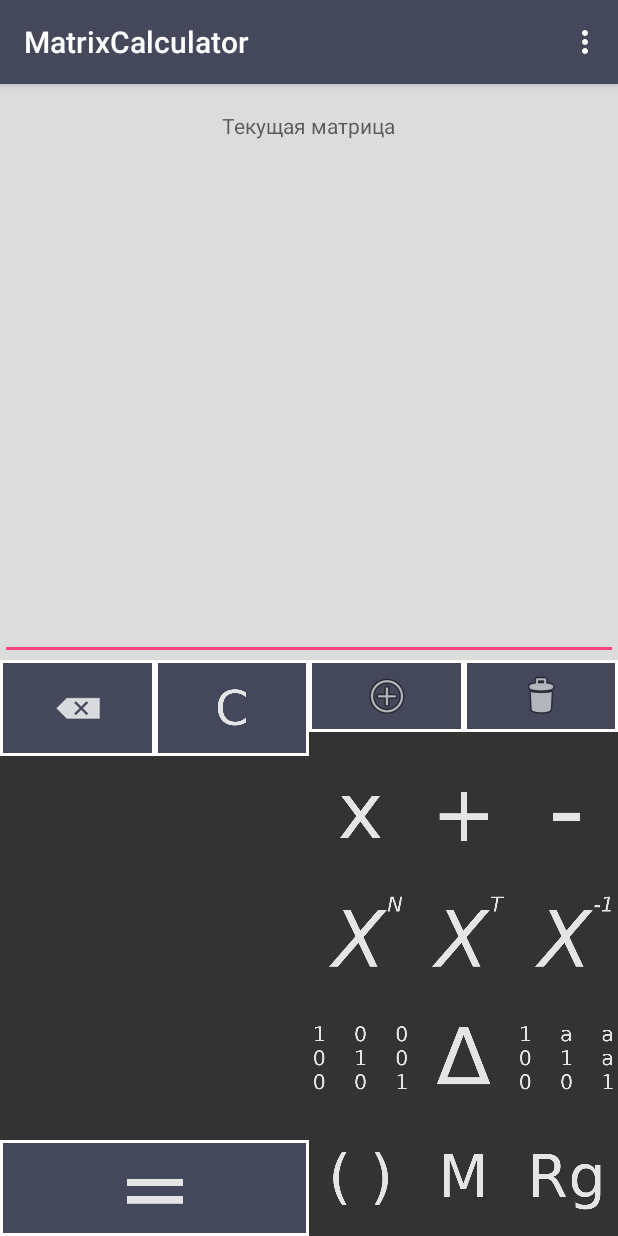
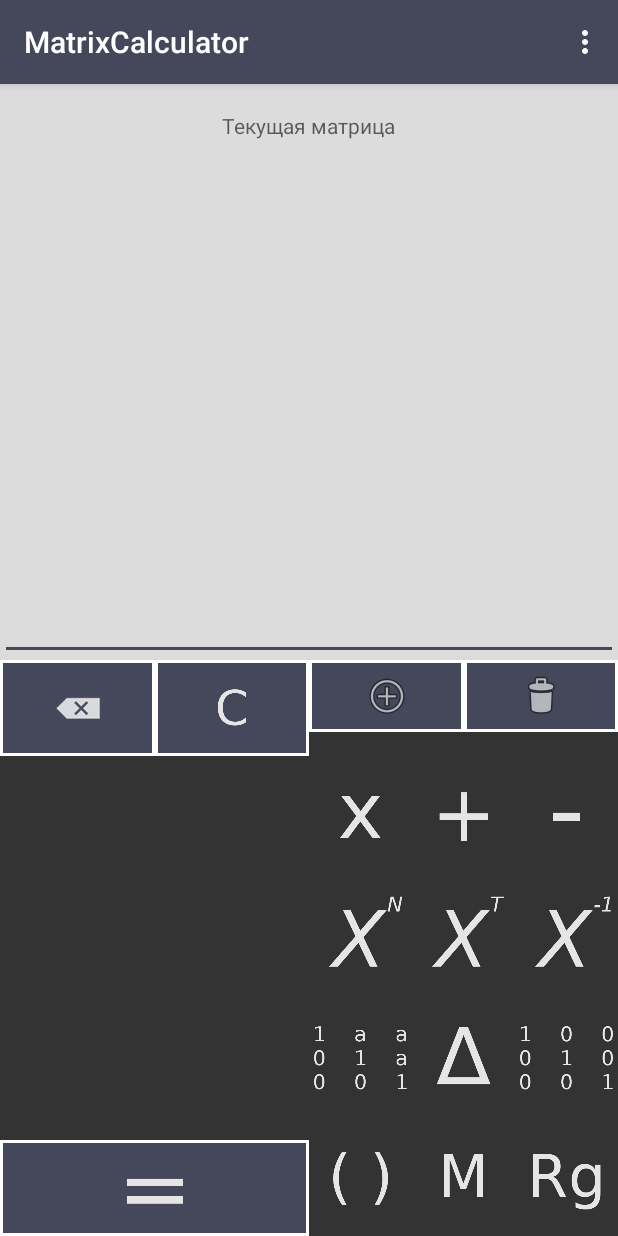
Before and after one commit to Alek-dr/MatrixCalculator, an Android app: the screen it shows after launch (WorkActivity), on a phone screen of 412 x 824 dp. Run offline under Robolectric (Android 15) with nearby library versions, the phone set to English and light mode, and no system bars.

Commit message:
All right

```diff
--- a/app/src/main/java/com/barmin/matrixcalculator/WorkActivity.java
+++ b/app/src/main/java/com/barmin/matrixcalculator/WorkActivity.java
@@ -81,7 +81,7 @@ public class WorkActivity extends AppCompatActivity {
             setContentView(R.layout.activity_work_port);
         else setContentView(R.layout.activity_work_land);
 
-        stepByStep = false;
+        stepByStep = true;
         flag = false;
         curMatr = (TextView) findViewById(R.id.current_matrix);
         workSpace = (EditText) findViewById(R.id.work_field);
--- a/app/src/main/res/layout/activity_work_port.xml
+++ b/app/src/main/res/layout/activity_work_port.xml
@@ -38,6 +38,7 @@
             android:ellipsize="end"
             android:scrollbarAlwaysDrawVerticalTrack="true"
             android:text=""
+            android:textColorLink="@color/colorPrimary"
             android:textSize="15sp"
             android:typeface="monospace" />
     </LinearLayout>
@@ -200,7 +201,7 @@
                         android:adjustViewBounds="true"
                         android:background="@drawable/oper_btn"
                         android:scaleType="centerInside"
-                        android:src="@drawable/step" />
+                        android:src="@drawable/gj" />
 
                     <ImageButton
                         android:id="@+id/brack"
@@ -305,7 +306,7 @@
                         android:layout_width="wrap_content"
                         android:layout_height="wrap_content"
                         android:layout_weight="1"
-                        android:src="@drawable/gj"/>
+                        android:src="@drawable/step"/>
 
                     <ImageButton
                         android:adjustViewBounds="true"
--- a/app/src/main/res/menu/settings.xml
+++ b/app/src/main/res/menu/settings.xml
@@ -4,7 +4,7 @@
         <item android:id="@+id/step"
             android:checkable="true"
             android:checked="true"
-            android:title="Step">
+            android:title="По шагам">
         </item>
     </group>
 </menu>
--- a/app/src/main/res/values/colors.xml
+++ b/app/src/main/res/values/colors.xml
@@ -3,4 +3,5 @@
     <color name="colorPrimary">#44485a</color>
     <color name="colorPrimaryDark">#303F9F</color>
     <color name="colorAccent">#FF4081</color>
+    <color name="main_theme">#FF44485A</color>
 </resources>
--- a/app/src/main/res/values/styles.xml
+++ b/app/src/main/res/values/styles.xml
@@ -5,7 +5,7 @@
         <!-- Customize your theme here. -->
         <item name="colorPrimary">@color/colorPrimary</item>
         <item name="colorPrimaryDark">@color/colorPrimaryDark</item>
-        <item name="colorAccent">@color/colorAccent</item>
+        <item name="colorAccent">@color/main_theme</item>
     </style>
 
 </resources>
```
